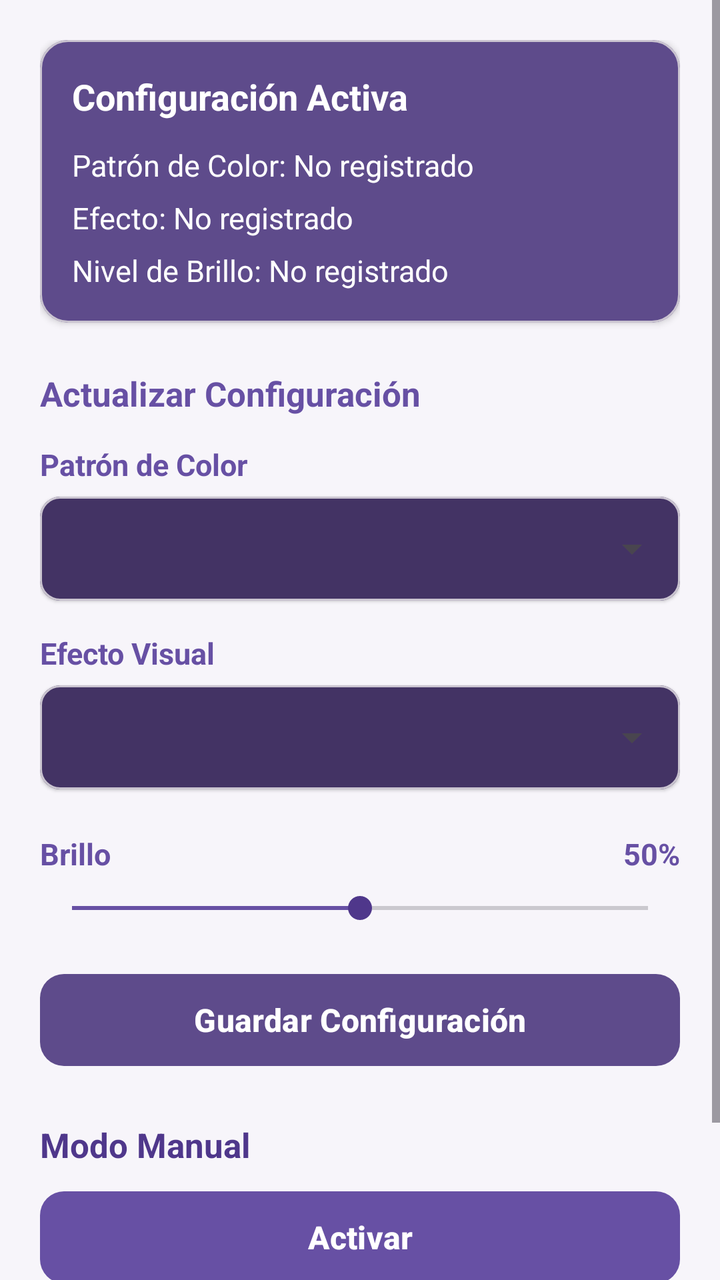
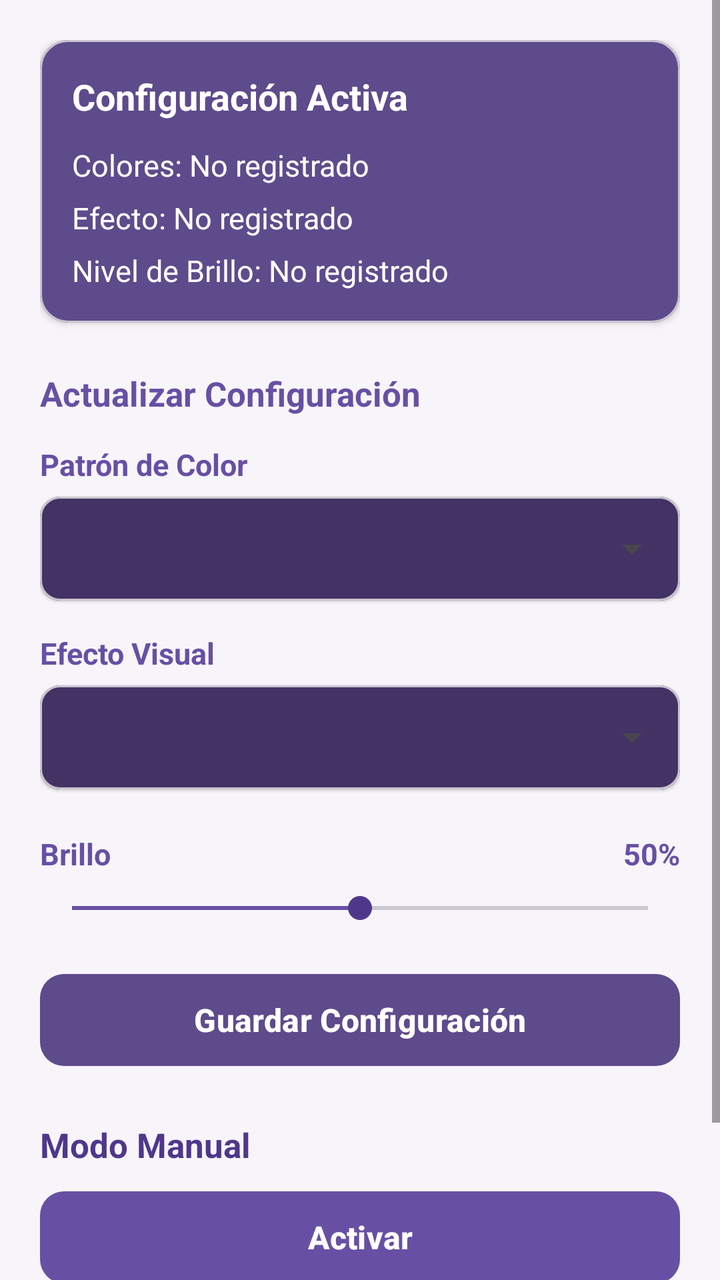

An Android layout rendered at two revisions. The XML below is the earlier revision; the diff shows what the commit changed to produce the second picture.
<!-- AndroidManifest.xml: application theme Theme.BikeLight -->
<!-- res/layout/fragment_led_config.xml -->
<?xml version="1.0" encoding="utf-8"?>
<androidx.constraintlayout.widget.ConstraintLayout
    xmlns:android="http://schemas.android.com/apk/res/android"
    xmlns:app="http://schemas.android.com/apk/res-auto"
    android:layout_width="match_parent"
    android:layout_height="match_parent"
    android:background="@color/bikelight_bg">

    <ScrollView
        android:id="@+id/scrollContent"
        android:layout_width="0dp"
        android:layout_height="0dp"
        android:fillViewport="true"
        app:layout_constraintTop_toTopOf="parent"
        app:layout_constraintBottom_toBottomOf="parent"
        app:layout_constraintStart_toStartOf="parent"
        app:layout_constraintEnd_toEndOf="parent">

        <LinearLayout
            android:layout_width="match_parent"
            android:layout_height="wrap_content"
            android:orientation="vertical"
            android:padding="20dp">

            <com.google.android.material.card.MaterialCardView
                android:id="@+id/cardFichaLed"
                android:layout_width="match_parent"
                android:layout_height="wrap_content"
                android:layout_marginBottom="24dp"
                app:cardCornerRadius="14dp"
                app:cardElevation="2dp"
                app:cardBackgroundColor="@color/bikelight_card">

                <LinearLayout
                    android:layout_width="match_parent"
                    android:layout_height="wrap_content"
                    android:orientation="vertical"
                    android:padding="16dp">

                    <TextView
                        android:layout_width="wrap_content"
                        android:layout_height="wrap_content"
                        android:text="Configuración Activa"
                        android:textSize="18sp"
                        android:textStyle="bold"
                        android:textColor="@color/white"
                        android:layout_marginBottom="12dp" />

                    <TextView
                        android:id="@+id/tvDisplayColor"
                        android:layout_width="wrap_content"
                        android:layout_height="wrap_content"
                        android:text="Patrón de Color: No registrado"
                        android:textColor="@color/white"
                        android:textSize="15sp"
                        android:layout_marginBottom="6dp" />

                    <TextView
                        android:id="@+id/tvDisplayEfecto"
                        android:layout_width="wrap_content"
                        android:layout_height="wrap_content"
                        android:text="Efecto: No registrado"
                        android:textColor="@color/white"
                        android:textSize="15sp"
                        android:layout_marginBottom="6dp" />

                    <TextView
                        android:id="@+id/tvDisplayBrillo"
                        android:layout_width="wrap_content"
                        android:layout_height="wrap_content"
                        android:text="Nivel de Brillo: No registrado"
                        android:textColor="@color/white"
                        android:textSize="15sp" />
                </LinearLayout>
            </com.google.android.material.card.MaterialCardView>

            <TextView
                android:layout_width="wrap_content"
                android:layout_height="wrap_content"
                android:text="Actualizar Configuración"
                android:textStyle="bold"
                android:textSize="17sp"
                android:textColor="@color/bikelight_primary"
                android:layout_marginBottom="14dp" />

            <TextView
                android:id="@+id/tvLabelColor"
                android:layout_width="wrap_content"
                android:layout_height="wrap_content"
                android:text="Patrón de Color"
                android:textColor="@color/bikelight_primary"
                android:textSize="15sp"
                android:textStyle="bold"
                android:layout_marginBottom="6dp" />

            <com.google.android.material.card.MaterialCardView
                android:layout_width="match_parent"
                android:layout_height="52dp"
                android:layout_marginBottom="16dp"
                app:cardCornerRadius="10dp"
                app:cardElevation="1dp"
                app:cardBackgroundColor="@color/bikelight_card_dark">

                <Spinner
                    android:id="@+id/spinnerLedColors"
                    android:layout_width="match_parent"
                    android:layout_height="match_parent"
                    android:paddingStart="8dp"
                    android:paddingEnd="8dp"
                    android:popupBackground="@color/bikelight_card_dark" />
            </com.google.android.material.card.MaterialCardView>

            <TextView
                android:id="@+id/tvEffectColors"
                android:layout_width="wrap_content"
                android:layout_height="wrap_content"
                android:text="Efecto Visual"
                android:textColor="@color/bikelight_primary"
                android:textSize="15sp"
                android:textStyle="bold"
                android:layout_marginBottom="6dp" />

            <com.google.android.material.card.MaterialCardView
                android:layout_width="match_parent"
                android:layout_height="52dp"
                android:layout_marginBottom="16dp"
                app:cardCornerRadius="10dp"
                app:cardElevation="1dp"
                app:cardBackgroundColor="@color/bikelight_card_dark">

                <Spinner
                    android:id="@+id/spinnerEffectColors"
                    android:layout_width="match_parent"
                    android:layout_height="match_parent"
                    android:paddingStart="8dp"
                    android:paddingEnd="8dp"
                    android:popupBackground="@color/bikelight_card_dark" />
            </com.google.android.material.card.MaterialCardView>

            
            <LinearLayout
                android:layout_width="match_parent"
                android:layout_height="wrap_content"
                android:orientation="horizontal"
                android:layout_marginTop="6dp">

                <TextView
                    android:id="@+id/tvLabelBrillo"
                    android:layout_width="0dp"
                    android:layout_height="wrap_content"
                    android:layout_weight="1"
                    android:text="Brillo"
                    android:textColor="@color/bikelight_primary"
                    android:textSize="15sp"
                    android:textStyle="bold" />

                <TextView
                    android:id="@+id/tvValorBrilloActual"
                    android:layout_width="wrap_content"
                    android:layout_height="wrap_content"
                    android:text="50%"
                    android:textColor="@color/bikelight_primary"
                    android:textSize="15sp"
                    android:textStyle="bold" />
            </LinearLayout>

            <SeekBar
                android:id="@+id/seekBarBrightness"
                android:layout_width="match_parent"
                android:layout_height="wrap_content"
                android:layout_marginTop="8dp"
                android:layout_marginBottom="20dp"
                android:max="100"
                android:progress="50"
                android:progressTint="@color/bikelight_primary"
                android:thumbTint="@color/bikelight_primary_dark" />

            <com.google.android.material.button.MaterialButton
                android:id="@+id/btnGuardarLed"
                android:layout_width="match_parent"
                android:layout_height="54dp"
                app:backgroundTint="@color/bikelight_card"
                android:text="Guardar Configuración"
                android:textAllCaps="false"
                android:textColor="@color/white"
                android:textSize="16sp"
                android:textStyle="bold"
                app:cornerRadius="12dp"
                android:layout_marginBottom="24dp" />

            <TextView
                android:id="@+id/tvLabelModoManual"
                android:layout_width="wrap_content"
                android:layout_height="wrap_content"
                android:text="Modo Manual"
                android:textColor="@color/bikelight_primary_dark"
                android:textSize="17sp"
                android:textStyle="bold"
                android:layout_marginBottom="8dp" />

            <com.google.android.material.button.MaterialButton
                android:id="@+id/btnActivarLed"
                android:layout_width="match_parent"
                android:layout_height="54dp"
                app:backgroundTint="@color/bikelight_primary"
                android:text="Activar"
                android:textAllCaps="false"
                android:textColor="@color/white"
                android:textSize="16sp"
                android:textStyle="bold"
                app:cornerRadius="12dp"
                android:layout_marginBottom="10dp" />

            <com.google.android.material.button.MaterialButton
                android:id="@+id/btnDesactivarLed"
                android:layout_width="match_parent"
                android:layout_height="54dp"
                app:backgroundTint="@color/bikelight_card_dark"
                android:text="Desactivar"
                android:textAllCaps="false"
                android:textColor="@color/white"
                android:textSize="16sp"
                android:textStyle="bold"
                app:cornerRadius="12dp" />
        </LinearLayout>
    </ScrollView>
</androidx.constraintlayout.widget.ConstraintLayout>
<!-- resources referenced by this layout -->
<resources>
  <color name="bikelight_bg">#F7F5FA</color>
  <color name="bikelight_card">#5E4B8B</color>
  <color name="bikelight_card_dark">#433364</color>
  <color name="bikelight_primary">#6750A4</color>
  <color name="bikelight_primary_dark">#4F378B</color>
  <color name="white">#FFFFFF</color>
  <style name="Theme.BikeLight" parent="Base.Theme.BikeLight" />
  <style name="Base.Theme.BikeLight" parent="Theme.Material3.DayNight.NoActionBar">
          
          
      </style>
</resources>

<!-- the commit's change to res/layout/fragment_led_config.xml (unified diff, before → after) -->
@@ -50,7 +50,7 @@
                         android:id="@+id/tvDisplayColor"
                         android:layout_width="wrap_content"
                         android:layout_height="wrap_content"
-                        android:text="Patrón de Color: No registrado"
+                        android:text="Colores: No registrado"
                         android:textColor="@color/white"
                         android:textSize="15sp"
                         android:layout_marginBottom="6dp" />
